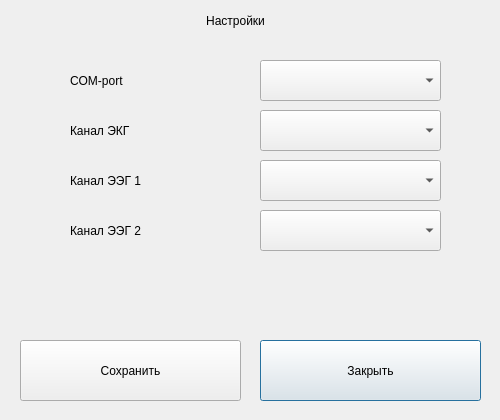
First picture: the form in bio_signal/openBCI/open_bci_setting.ui, repository AlexeyIvanov90/Game_personality_analysis, before the edit.
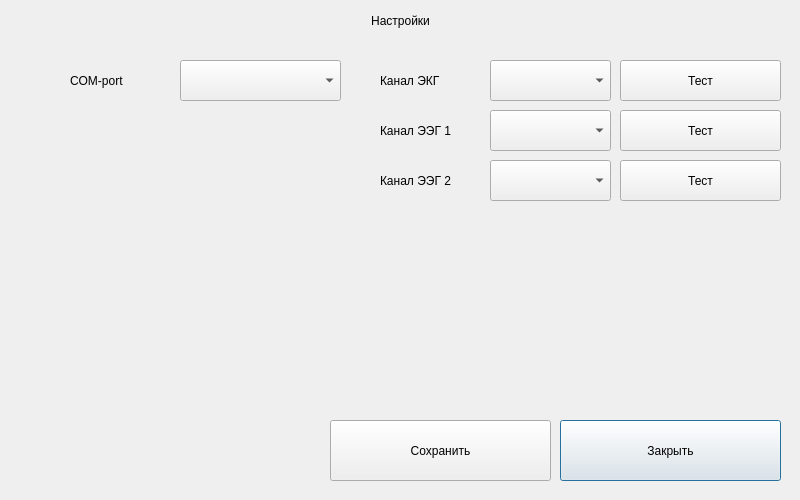
Second picture: the form after the edit. Custom widgets are drawn as their Qt base class.

Commit message: добавлен режим теста OpenBCI

What changed in the file:
```diff
--- a/bio_signal/openBCI/open_bci_setting.ui
+++ b/bio_signal/openBCI/open_bci_setting.ui
@@ -9,8 +9,8 @@
    <rect>
     <x>0</x>
     <y>0</y>
-    <width>500</width>
-    <height>420</height>
+    <width>800</width>
+    <height>500</height>
    </rect>
   </property>
   <property name="windowTitle">
@@ -22,8 +22,8 @@
   <widget class="QPushButton" name="pushButtonClose">
    <property name="geometry">
     <rect>
-     <x>260</x>
-     <y>340</y>
+     <x>560</x>
+     <y>420</y>
      <width>221</width>
      <height>61</height>
     </rect>
@@ -35,8 +35,8 @@
   <widget class="QPushButton" name="pushButtonSave">
    <property name="geometry">
     <rect>
-     <x>20</x>
-     <y>340</y>
+     <x>330</x>
+     <y>420</y>
      <width>221</width>
      <height>61</height>
     </rect>
@@ -50,7 +50,7 @@
     <rect>
      <x>70</x>
      <y>60</y>
-     <width>181</width>
+     <width>131</width>
      <height>41</height>
     </rect>
    </property>
@@ -61,9 +61,9 @@
   <widget class="QLabel" name="label_2">
    <property name="geometry">
     <rect>
-     <x>70</x>
-     <y>110</y>
-     <width>181</width>
+     <x>380</x>
+     <y>60</y>
+     <width>131</width>
      <height>41</height>
     </rect>
    </property>
@@ -74,9 +74,9 @@
   <widget class="QLabel" name="label_3">
    <property name="geometry">
     <rect>
-     <x>70</x>
-     <y>160</y>
-     <width>181</width>
+     <x>380</x>
+     <y>110</y>
+     <width>131</width>
      <height>41</height>
     </rect>
    </property>
@@ -87,9 +87,9 @@
   <widget class="QLabel" name="label_4">
    <property name="geometry">
     <rect>
-     <x>70</x>
-     <y>210</y>
-     <width>181</width>
+     <x>380</x>
+     <y>160</y>
+     <width>131</width>
      <height>41</height>
     </rect>
    </property>
@@ -102,7 +102,7 @@
     <rect>
      <x>0</x>
      <y>0</y>
-     <width>471</width>
+     <width>801</width>
      <height>41</height>
     </rect>
    </property>
@@ -116,9 +116,9 @@
   <widget class="QComboBox" name="comboBoxComPort">
    <property name="geometry">
     <rect>
-     <x>260</x>
+     <x>180</x>
      <y>60</y>
-     <width>181</width>
+     <width>161</width>
      <height>41</height>
     </rect>
    </property>
@@ -126,9 +126,9 @@
   <widget class="QComboBox" name="comboBoxECG">
    <property name="geometry">
     <rect>
-     <x>260</x>
-     <y>110</y>
-     <width>181</width>
+     <x>490</x>
+     <y>60</y>
+     <width>121</width>
      <height>41</height>
     </rect>
    </property>
@@ -136,9 +136,9 @@
   <widget class="QComboBox" name="comboBoxEEG1">
    <property name="geometry">
     <rect>
-     <x>260</x>
-     <y>160</y>
-     <width>181</width>
+     <x>490</x>
+     <y>110</y>
+     <width>121</width>
      <height>41</height>
     </rect>
    </property>
@@ -146,9 +146,9 @@
   <widget class="QComboBox" name="comboBoxEEG2">
    <property name="geometry">
     <rect>
-     <x>260</x>
-     <y>210</y>
-     <width>181</width>
+     <x>490</x>
+     <y>160</y>
+     <width>121</width>
      <height>41</height>
     </rect>
    </property>
@@ -156,9 +156,9 @@
   <widget class="QLabel" name="labelInfo">
    <property name="geometry">
     <rect>
-     <x>20</x>
-     <y>280</y>
-     <width>461</width>
+     <x>10</x>
+     <y>430</y>
+     <width>311</width>
      <height>41</height>
     </rect>
    </property>
@@ -166,7 +166,64 @@
     <string/>
    </property>
   </widget>
+  <widget class="QPushButton" name="pushButtonTestECG">
+   <property name="geometry">
+    <rect>
+     <x>620</x>
+     <y>60</y>
+     <width>161</width>
+     <height>41</height>
+    </rect>
+   </property>
+   <property name="text">
+    <string>Тест</string>
+   </property>
+  </widget>
+  <widget class="QPushButton" name="pushButtonEEG1">
+   <property name="geometry">
+    <rect>
+     <x>620</x>
+     <y>110</y>
+     <width>161</width>
+     <height>41</height>
+    </rect>
+   </property>
+   <property name="text">
+    <string>Тест</string>
+   </property>
+  </widget>
+  <widget class="QPushButton" name="pushButtonTestEEG2">
+   <property name="geometry">
+    <rect>
+     <x>620</x>
+     <y>160</y>
+     <width>161</width>
+     <height>41</height>
+    </rect>
+   </property>
+   <property name="text">
+    <string>Тест</string>
+   </property>
+  </widget>
+  <widget class="QCustomPlot" name="widgetTest" native="true">
+   <property name="geometry">
+    <rect>
+     <x>20</x>
+     <y>210</y>
+     <width>761</width>
+     <height>201</height>
+    </rect>
+   </property>
+  </widget>
  </widget>
+ <customwidgets>
+  <customwidget>
+   <class>QCustomPlot</class>
+   <extends>QWidget</extends>
+   <header>qcustomplot.h</header>
+   <container>1</container>
+  </customwidget>
+ </customwidgets>
  <resources/>
  <connections/>
 </ui>
```
The commit also changes 9 other files.
